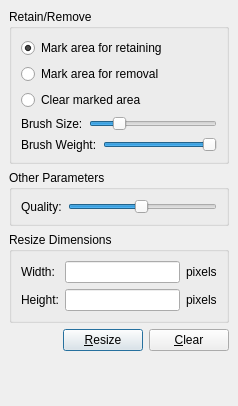
Before: the Qt Designer form resizewidget.ui in tari/seam-carving-gui, drawn with Qt 5.
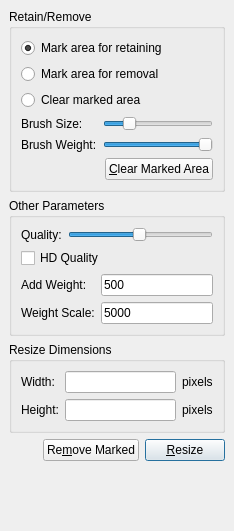
After: the same form once the commit is applied.

Commit message: Changes mostly done by Joe, polished by Gabe.  * Removed Marked button  * HD Mode  * More parameters  * CAIR improvements

The edit to the form file:
```diff
--- a/resizewidget.ui
+++ b/resizewidget.ui
@@ -5,8 +5,8 @@
    <rect>
     <x>0</x>
     <y>0</y>
-    <width>238</width>
-    <height>406</height>
+    <width>234</width>
+    <height>531</height>
    </rect>
   </property>
   <property name="sizePolicy" >
@@ -27,6 +27,36 @@
    <property name="spacing" >
     <number>6</number>
    </property>
+   <item row="3" column="0" >
+    <spacer>
+     <property name="orientation" >
+      <enum>Qt::Horizontal</enum>
+     </property>
+     <property name="sizeHint" >
+      <size>
+       <width>40</width>
+       <height>20</height>
+      </size>
+     </property>
+    </spacer>
+   </item>
+   <item row="3" column="1" >
+    <widget class="QPushButton" name="removeButton" >
+     <property name="text" >
+      <string>Re&amp;move Marked</string>
+     </property>
+    </widget>
+   </item>
+   <item row="3" column="2" >
+    <widget class="QPushButton" name="resizeButton" >
+     <property name="text" >
+      <string>&amp;Resize</string>
+     </property>
+     <property name="default" >
+      <bool>true</bool>
+     </property>
+    </widget>
+   </item>
    <item row="0" column="0" colspan="3" >
     <widget class="QGroupBox" name="groupBox_2" >
      <property name="title" >
@@ -39,31 +69,73 @@
       <property name="spacing" >
        <number>6</number>
       </property>
-      <item row="2" column="0" colspan="3" >
-       <widget class="QRadioButton" name="clearRadio" >
-        <property name="text" >
-         <string>Clear marked area</string>
+      <item row="5" column="0" colspan="2" >
+       <layout class="QHBoxLayout" >
+        <property name="margin" >
+         <number>0</number>
         </property>
+        <property name="spacing" >
+         <number>6</number>
+        </property>
+        <item>
+         <spacer>
+          <property name="orientation" >
+           <enum>Qt::Horizontal</enum>
+          </property>
+          <property name="sizeHint" >
+           <size>
+            <width>40</width>
+            <height>20</height>
+           </size>
+          </property>
+         </spacer>
+        </item>
+        <item>
+         <widget class="QPushButton" name="clearButton" >
+          <property name="text" >
+           <string>&amp;Clear Marked Area</string>
+          </property>
+         </widget>
+        </item>
+       </layout>
+      </item>
+      <item row="4" column="1" >
+       <widget class="QSlider" name="brushWeightSlider" >
+        <property name="minimum" >
+         <number>1</number>
+        </property>
+        <property name="maximum" >
+         <number>100</number>
+        </property>
+        <property name="singleStep" >
+         <number>5</number>
+        </property>
+        <property name="pageStep" >
+         <number>20</number>
+        </property>
+        <property name="value" >
+         <number>100</number>
+        </property>
+        <property name="orientation" >
+         <enum>Qt::Horizontal</enum>
+        </property>
        </widget>
       </item>
-      <item row="1" column="0" colspan="3" >
-       <widget class="QRadioButton" name="removeRadio" >
+      <item row="4" column="0" >
+       <widget class="QLabel" name="label_2" >
         <property name="text" >
-         <string>Mark area for removal</string>
+         <string>Brush Weight:</string>
         </property>
        </widget>
       </item>
-      <item row="0" column="0" colspan="3" >
-       <widget class="QRadioButton" name="retainRadio" >
+      <item row="3" column="0" >
+       <widget class="QLabel" name="label" >
         <property name="text" >
-         <string>Mark area for retaining</string>
+         <string>Brush Size:</string>
         </property>
-        <property name="checked" >
-         <bool>true</bool>
-        </property>
        </widget>
       </item>
-      <item row="3" column="1" colspan="2" >
+      <item row="3" column="1" >
        <widget class="QSlider" name="brushSizeSlider" >
         <property name="minimum" >
          <number>3</number>
@@ -88,83 +160,27 @@
         </property>
        </widget>
       </item>
-      <item row="3" column="0" >
-       <widget class="QLabel" name="label" >
+      <item row="0" column="0" colspan="2" >
+       <widget class="QRadioButton" name="retainRadio" >
         <property name="text" >
-         <string>Brush Size:</string>
+         <string>Mark area for retaining</string>
         </property>
-       </widget>
-      </item>
-      <item row="4" column="0" colspan="2" >
-       <widget class="QLabel" name="label_2" >
-        <property name="text" >
-         <string>Brush Weight:</string>
+        <property name="checked" >
+         <bool>true</bool>
         </property>
        </widget>
       </item>
-      <item row="4" column="2" >
-       <widget class="QSlider" name="brushWeightSlider" >
-        <property name="minimum" >
-         <number>1</number>
-        </property>
-        <property name="maximum" >
-         <number>100</number>
-        </property>
-        <property name="singleStep" >
-         <number>5</number>
-        </property>
-        <property name="pageStep" >
-         <number>20</number>
-        </property>
-        <property name="value" >
-         <number>100</number>
-        </property>
-        <property name="orientation" >
-         <enum>Qt::Horizontal</enum>
-        </property>
-       </widget>
-      </item>
-     </layout>
-    </widget>
-   </item>
-   <item row="1" column="0" colspan="3" >
-    <widget class="QGroupBox" name="groupBox_3" >
-     <property name="title" >
-      <string>Other Parameters</string>
-     </property>
-     <layout class="QHBoxLayout" >
-      <property name="margin" >
-       <number>9</number>
-      </property>
-      <property name="spacing" >
-       <number>6</number>
-      </property>
-      <item>
-       <widget class="QLabel" name="label_3" >
+      <item row="1" column="0" colspan="2" >
+       <widget class="QRadioButton" name="removeRadio" >
         <property name="text" >
-         <string>Quality:</string>
+         <string>Mark area for removal</string>
         </property>
        </widget>
       </item>
-      <item>
-       <widget class="QSlider" name="qualitySlider" >
-        <property name="minimum" >
-         <number>1</number>
-        </property>
-        <property name="maximum" >
-         <number>100</number>
-        </property>
-        <property name="singleStep" >
-         <number>5</number>
-        </property>
-        <property name="pageStep" >
-         <number>20</number>
-        </property>
-        <property name="value" >
-         <number>50</number>
-        </property>
-        <property name="orientation" >
-         <enum>Qt::Horizontal</enum>
+      <item row="2" column="0" colspan="2" >
+       <widget class="QRadioButton" name="clearRadio" >
+        <property name="text" >
+         <string>Clear marked area</string>
         </property>
        </widget>
       </item>
@@ -178,42 +194,12 @@
      </property>
      <property name="sizeHint" >
       <size>
-       <width>75</width>
-       <height>20</height>
+       <width>20</width>
+       <height>40</height>
       </size>
      </property>
     </spacer>
    </item>
-   <item row="3" column="0" >
-    <spacer>
-     <property name="orientation" >
-      <enum>Qt::Horizontal</enum>
-     </property>
-     <property name="sizeHint" >
-      <size>
-       <width>31</width>
-       <height>20</height>
-      </size>
-     </property>
-    </spacer>
-   </item>
-   <item row="3" column="1" >
-    <widget class="QPushButton" name="resizeButton" >
-     <property name="text" >
-      <string>&amp;Resize</string>
-     </property>
-     <property name="default" >
-      <bool>true</bool>
-     </property>
-    </widget>
-   </item>
-   <item row="3" column="2" >
-    <widget class="QPushButton" name="clearButton" >
-     <property name="text" >
-      <string>&amp;Clear</string>
-     </property>
-    </widget>
-   </item>
    <item row="2" column="0" colspan="3" >
     <widget class="QGroupBox" name="groupBox" >
      <property name="title" >
@@ -263,6 +249,85 @@
      </layout>
     </widget>
    </item>
+   <item row="1" column="0" colspan="3" >
+    <widget class="QGroupBox" name="groupBox_3" >
+     <property name="title" >
+      <string>Other Parameters</string>
+     </property>
+     <layout class="QGridLayout" >
+      <property name="margin" >
+       <number>9</number>
+      </property>
+      <property name="spacing" >
+       <number>6</number>
+      </property>
+      <item row="0" column="0" >
+       <widget class="QLabel" name="label_3" >
+        <property name="text" >
+         <string>Quality:</string>
+        </property>
+       </widget>
+      </item>
+      <item row="0" column="1" colspan="3" >
+       <widget class="QSlider" name="qualitySlider" >
+        <property name="minimum" >
+         <number>1</number>
+        </property>
+        <property name="maximum" >
+         <number>100</number>
+        </property>
+        <property name="singleStep" >
+         <number>5</number>
+        </property>
+        <property name="pageStep" >
+         <number>20</number>
+        </property>
+        <property name="value" >
+         <number>50</number>
+        </property>
+        <property name="orientation" >
+         <enum>Qt::Horizontal</enum>
+        </property>
+       </widget>
+      </item>
+      <item row="1" column="0" colspan="4" >
+       <widget class="QCheckBox" name="hdCheckBox" >
+        <property name="text" >
+         <string>HD Quality</string>
+        </property>
+       </widget>
+      </item>
+      <item row="3" column="0" colspan="3" >
+       <widget class="QLabel" name="weightScaleLabel" >
+        <property name="text" >
+         <string>Weight Scale:</string>
+        </property>
+       </widget>
+      </item>
+      <item row="3" column="3" >
+       <widget class="QLineEdit" name="weightScaleLineEdit" >
+        <property name="text" >
+         <string>5000</string>
+        </property>
+       </widget>
+      </item>
+      <item row="2" column="3" >
+       <widget class="QLineEdit" name="addWeightLineEdit" >
+        <property name="text" >
+         <string>500</string>
+        </property>
+       </widget>
+      </item>
+      <item row="2" column="0" colspan="3" >
+       <widget class="QLabel" name="addWeightLabel" >
+        <property name="text" >
+         <string>Add Weight:</string>
+        </property>
+       </widget>
+      </item>
+     </layout>
+    </widget>
+   </item>
   </layout>
  </widget>
  <tabstops>
```
Left out of the diff: 64 changed lines with no effect on the pictures. The commit also changes 5 other files.
